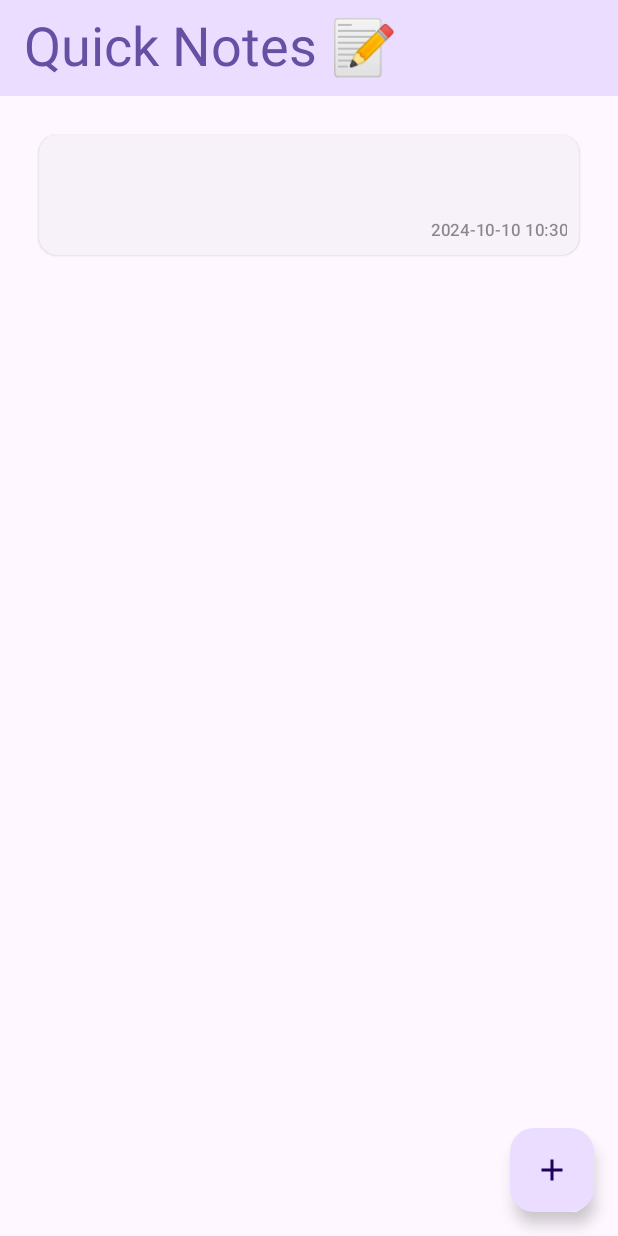
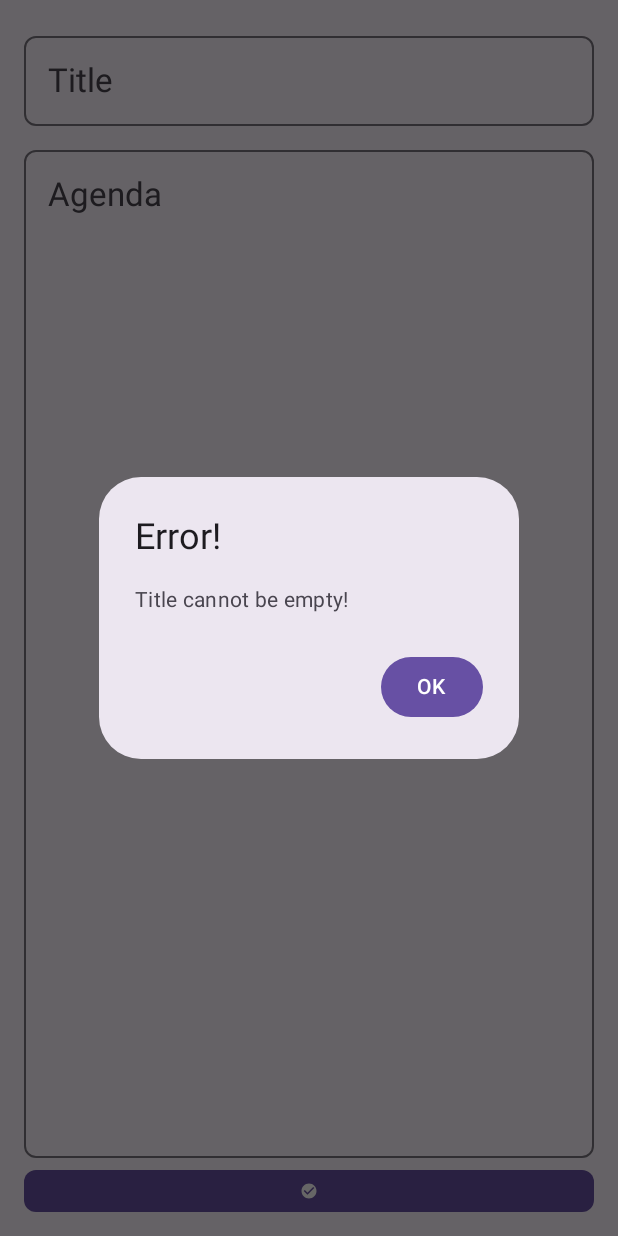
Before and after one commit to Plaban9/COMP304_Mobile_Apps_Development, an Android app built with Jetpack Compose: the CreateNoteActivity screen opened directly, with no data from a screen before it, after a tap on "Save Note", on a phone screen of 412 x 824 dp. Run offline under Robolectric (Android 15) with nearby library versions, the phone set to English and light mode, and no system bars.

Commit message:
- ADDED: Title Validation on Edit and Create

```diff
--- a/Assignments/PlabanBiswas_COMP304_003_Lab_1/app/src/main/java/com/example/plabanbiswas_comp304_003_lab_1/CreateNoteActivity.kt
+++ b/Assignments/PlabanBiswas_COMP304_003_Lab_1/app/src/main/java/com/example/plabanbiswas_comp304_003_lab_1/CreateNoteActivity.kt
@@ -5,46 +5,32 @@ import android.os.Bundle
 import android.util.Log
 import androidx.activity.ComponentActivity
 import androidx.activity.compose.setContent
-import androidx.activity.enableEdgeToEdge
-import androidx.compose.foundation.background
 import androidx.compose.foundation.layout.Arrangement
 import androidx.compose.foundation.layout.Column
 import androidx.compose.foundation.layout.fillMaxHeight
 import androidx.compose.foundation.layout.fillMaxSize
 import androidx.compose.foundation.layout.fillMaxWidth
-import androidx.compose.foundation.layout.height
 import androidx.compose.foundation.layout.padding
-import androidx.compose.foundation.layout.wrapContentHeight
 import androidx.compose.material.icons.Icons
-import androidx.compose.material.icons.filled.Add
 import androidx.compose.material.icons.filled.CheckCircle
-import androidx.compose.material.icons.filled.Create
+import androidx.compose.material3.AlertDialog
 import androidx.compose.material3.Button
-import androidx.compose.material3.ExperimentalMaterial3Api
-import androidx.compose.material3.FloatingActionButton
 import androidx.compose.material3.Icon
 import androidx.compose.material3.MaterialTheme
 import androidx.compose.material3.OutlinedTextField
-import androidx.compose.material3.Scaffold
 import androidx.compose.material3.Surface
 import androidx.compose.material3.Text
-import androidx.compose.material3.TextField
-import androidx.compose.material3.TopAppBar
-import androidx.compose.material3.TopAppBarDefaults.topAppBarColors
 import androidx.compose.runtime.Composable
+import androidx.compose.runtime.MutableState
 import androidx.compose.runtime.getValue
 import androidx.compose.runtime.mutableStateOf
 import androidx.compose.runtime.remember
 import androidx.compose.runtime.setValue
 import androidx.compose.ui.Alignment
 import androidx.compose.ui.Modifier
-import androidx.compose.ui.draw.alpha
 import androidx.compose.ui.graphics.Color
-import androidx.compose.ui.platform.LocalContext
 import androidx.compose.ui.tooling.preview.Preview
 import androidx.compose.ui.unit.dp
-import com.example.plabanbiswas_comp304_003_lab_1.ui.theme.PlabanBiswas_COMP304_003_Lab_1Theme
-import java.sql.Timestamp
 
 class CreateNoteActivity : ComponentActivity()
 {
@@ -140,7 +126,23 @@ class CreateNoteActivity : ComponentActivity()
     @Composable
     fun SaveButton()
     {
-        Button(shape = MaterialTheme.shapes.small, modifier = Modifier.fillMaxWidth(), onClick = { SaveNote() }) {
+        val shouldShowDialog = remember { mutableStateOf(false) } // 1
+
+        if (shouldShowDialog.value)
+        {
+            MyAlertDialog(shouldShowDialog = shouldShowDialog, message = "Title cannot be empty!", buttonText = "OK")
+        }
+
+        Button(shape = MaterialTheme.shapes.small, modifier = Modifier.fillMaxWidth(), onClick = {
+            if (title.isNullOrBlank() || title.isNullOrEmpty())
+            {
+                shouldShowDialog.value = true
+            }
+            else
+            {
+                SaveNote()
+            }
+        }) {
             Icon(Icons.Default.CheckCircle, contentDescription = "Save Note")
         }
     }
@@ -154,4 +156,32 @@ class CreateNoteActivity : ComponentActivity()
         intent.putExtra("timestamp", System.currentTimeMillis())
         startActivity(intent)
     }
+
+    @Composable
+    fun MyAlertDialog(shouldShowDialog: MutableState<Boolean>, message: String, buttonText: String)
+    {
+        if (shouldShowDialog.value)
+        { // 2
+            AlertDialog( // 3
+                    onDismissRequest = { // 4
+                        shouldShowDialog.value = false
+                    },
+                    // 5
+                    title = { Text(text = "Error!") },
+                    text = { Text(text = message) },
+                    confirmButton = { // 6
+                        Button(
+                                onClick = {
+                                    shouldShowDialog.value = false
+                                }
+                        ) {
+                            Text(
+                                    text = buttonText,
+                                    color = Color.White
+                            )
+                        }
+                    }
+            )
+        }
+    }
 }
--- a/Assignments/PlabanBiswas_COMP304_003_Lab_1/app/src/main/java/com/example/plabanbiswas_comp304_003_lab_1/HomeActivity.kt
+++ b/Assignments/PlabanBiswas_COMP304_003_Lab_1/app/src/main/java/com/example/plabanbiswas_comp304_003_lab_1/HomeActivity.kt
@@ -165,7 +165,7 @@ class HomeActivity : ComponentActivity()
         val sharedPreference = getSharedPreferences("NOTES", Context.MODE_PRIVATE)
         var editor = sharedPreference.edit()
         val jsonString = Gson().toJson(notesList)
-        Log.d("SaveToDisk - 1", jsonString)
+//        Log.d("SaveToDisk - 1", jsonString)
         editor.putString("notesListJson", jsonString)
         editor.commit()
     }
```
Also changed, not shown: Assignments/PlabanBiswas_COMP304_003_Lab_1/app/src/main/java/com/example/plabanbiswas_comp304_003_lab_1/EditNoteActivity.kt (+48 -1 lines), 1 other file.
